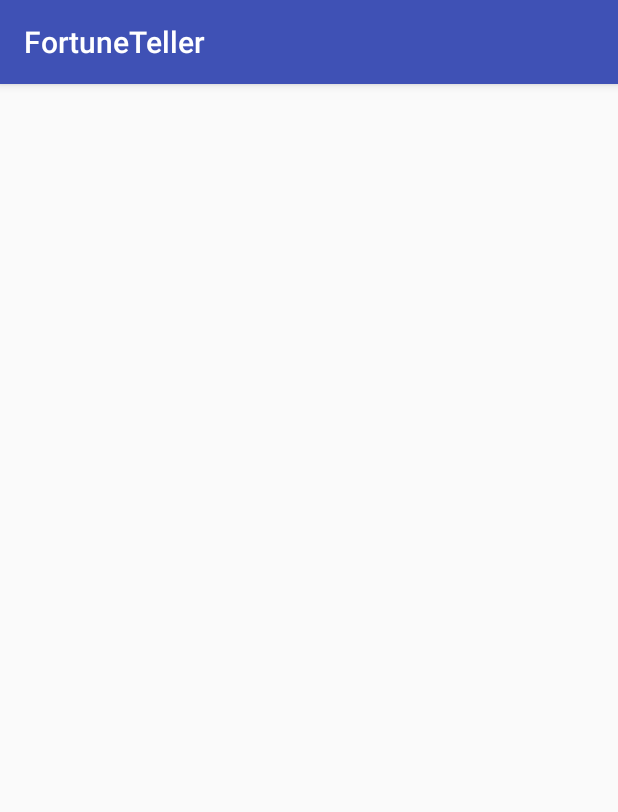
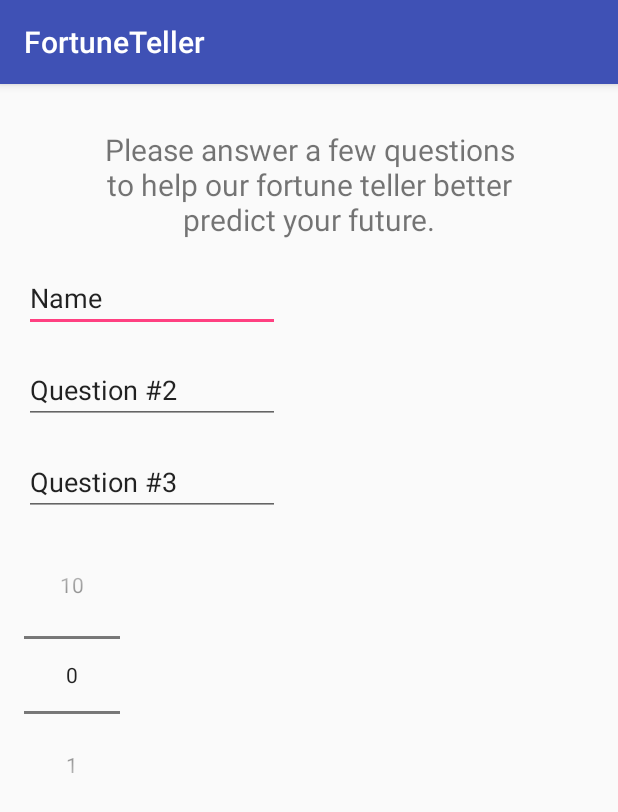
Before and after one commit to KSU-Mobile-Dev-Club/FortuneTeller, an Android app: the DataEntryActivity screen opened directly, with no data from a screen before it, on a phone screen of 412 x 824 dp. Shown: the top 812 px of the screen. Run offline under Robolectric (Android 15) with nearby library versions, the phone set to English and light mode, and no system bars.

Commit message:
Added question placeholders and number picker to Data Entry Activity

```diff
--- a/app/src/main/java/com/example/laurel/fortuneteller/DataEntryActivity.java
+++ b/app/src/main/java/com/example/laurel/fortuneteller/DataEntryActivity.java
@@ -2,6 +2,7 @@ package com.example.laurel.fortuneteller;
 
 import android.support.v7.app.AppCompatActivity;
 import android.os.Bundle;
+import android.widget.NumberPicker;
 
 public class DataEntryActivity extends AppCompatActivity {
 
@@ -9,5 +10,9 @@ public class DataEntryActivity extends AppCompatActivity {
     protected void onCreate(Bundle savedInstanceState) {
         super.onCreate(savedInstanceState);
         setContentView(R.layout.activity_data_entry);
+
+        NumberPicker meetingCountPicker = findViewById(R.id.meetingCountPicker);
+        meetingCountPicker.setMinValue(0);
+        meetingCountPicker.setMaxValue(10);
     }
 }
--- a/app/src/main/res/layout/activity_data_entry.xml
+++ b/app/src/main/res/layout/activity_data_entry.xml
@@ -6,4 +6,70 @@
     android:layout_height="match_parent"
     tools:context=".DataEntryActivity">
 
+    <TextView
+        android:id="@+id/dataEntryLabel"
+        android:layout_width="282dp"
+        android:layout_height="wrap_content"
+        android:layout_marginEnd="8dp"
+        android:layout_marginLeft="8dp"
+        android:layout_marginRight="8dp"
+        android:layout_marginStart="8dp"
+        android:layout_marginTop="30dp"
+        android:text="Please answer a few questions to help our fortune teller better predict your future."
+        android:textSize="20sp"
+        android:textAlignment="center"
+        app:layout_constraintEnd_toEndOf="parent"
+        app:layout_constraintStart_toStartOf="parent"
+        app:layout_constraintTop_toTopOf="parent" />
+
+    <EditText
+        android:id="@+id/question1"
+        android:layout_width="wrap_content"
+        android:layout_height="wrap_content"
+        android:layout_marginLeft="16dp"
+        android:layout_marginStart="16dp"
+        android:layout_marginTop="16dp"
+        android:ems="8"
+        android:inputType="textPersonName"
+        android:text="Name"
+        app:layout_constraintStart_toStartOf="parent"
+        app:layout_constraintTop_toBottomOf="@id/dataEntryLabel" />
+
+    <EditText
+        android:id="@+id/question2"
+        android:layout_width="wrap_content"
+        android:layout_height="wrap_content"
+        android:layout_marginLeft="16dp"
+        android:layout_marginStart="16dp"
+        android:layout_marginTop="16dp"
+        android:ems="8"
+        android:inputType="textPersonName"
+        android:text="Question #2"
+        app:layout_constraintStart_toStartOf="parent"
+        app:layout_constraintTop_toBottomOf="@id/question1" />
+
+    <EditText
+        android:id="@+id/question3"
+        android:layout_width="wrap_content"
+        android:layout_height="wrap_content"
+        android:layout_marginLeft="8dp"
+        android:layout_marginStart="16dp"
+        android:layout_marginTop="16dp"
+        android:ems="8"
+        android:inputType="textPersonName"
+        android:text="Question #3"
+        app:layout_constraintStart_toStartOf="parent"
+        app:layout_constraintTop_toBottomOf="@id/question2"
+        tools:layout_editor_absoluteY="120dp" />
+
+    <NumberPicker
+        android:layout_width="wrap_content"
+        android:layout_height="wrap_content"
+        android:id="@+id/meetingCountPicker"
+        android:layout_marginLeft="8dp"
+        android:layout_marginStart="16dp"
+        android:layout_marginTop="16dp"
+        app:layout_constraintStart_toStartOf="parent"
+        app:layout_constraintTop_toBottomOf="@id/question3"/>
+
 </android.support.constraint.ConstraintLayout>
```
